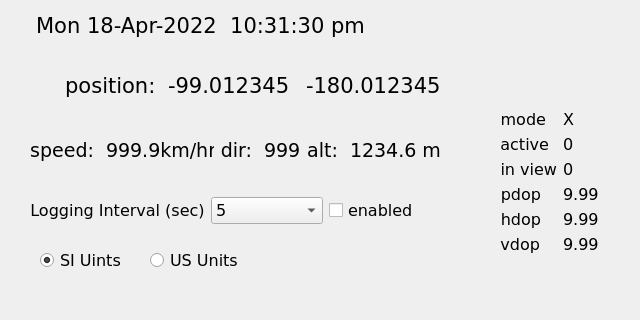
bradselb/examples, file Qt/gps/BasicDisplay.ui: the form before one commit.
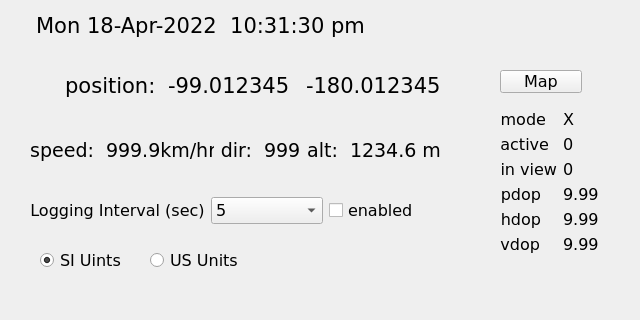
The form after the commit.

The edit to the form file:
```diff
--- a/Qt/gps/BasicDisplay.ui
+++ b/Qt/gps/BasicDisplay.ui
@@ -632,6 +632,24 @@
     <bool>true</bool>
    </property>
   </widget>
+  <widget class="QPushButton" name="showOnMapButton">
+   <property name="geometry">
+    <rect>
+     <x>500</x>
+     <y>70</y>
+     <width>82</width>
+     <height>23</height>
+    </rect>
+   </property>
+   <property name="font">
+    <font>
+     <pointsize>12</pointsize>
+    </font>
+   </property>
+   <property name="text">
+    <string>Map</string>
+   </property>
+  </widget>
  </widget>
  <resources/>
  <connections/>
```
